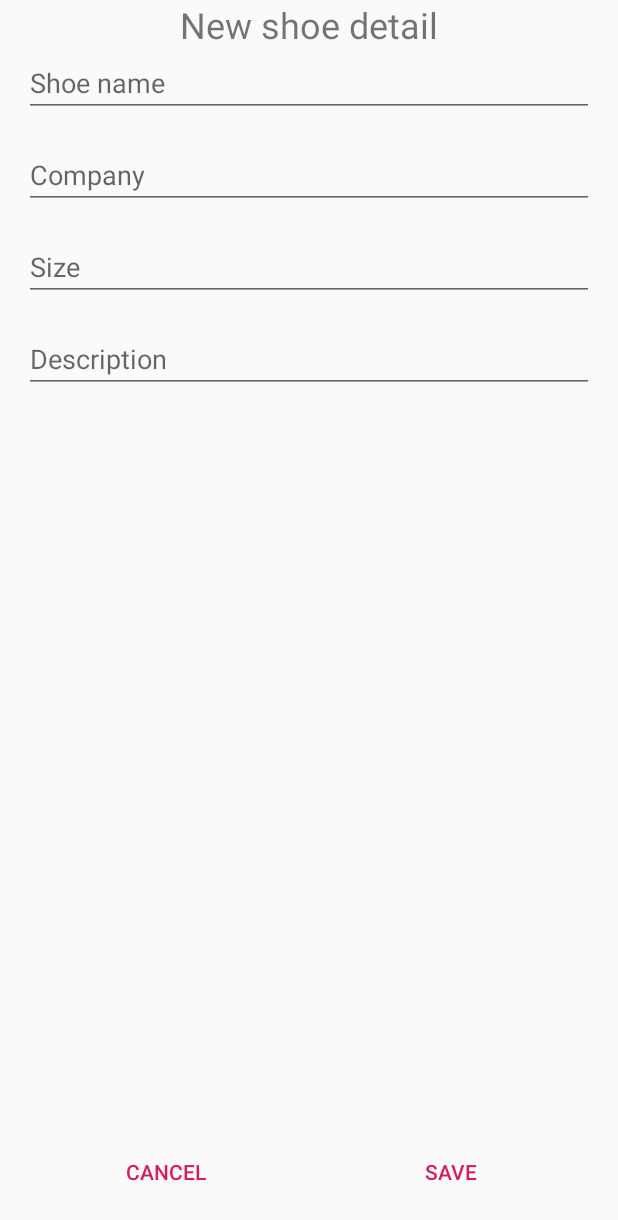
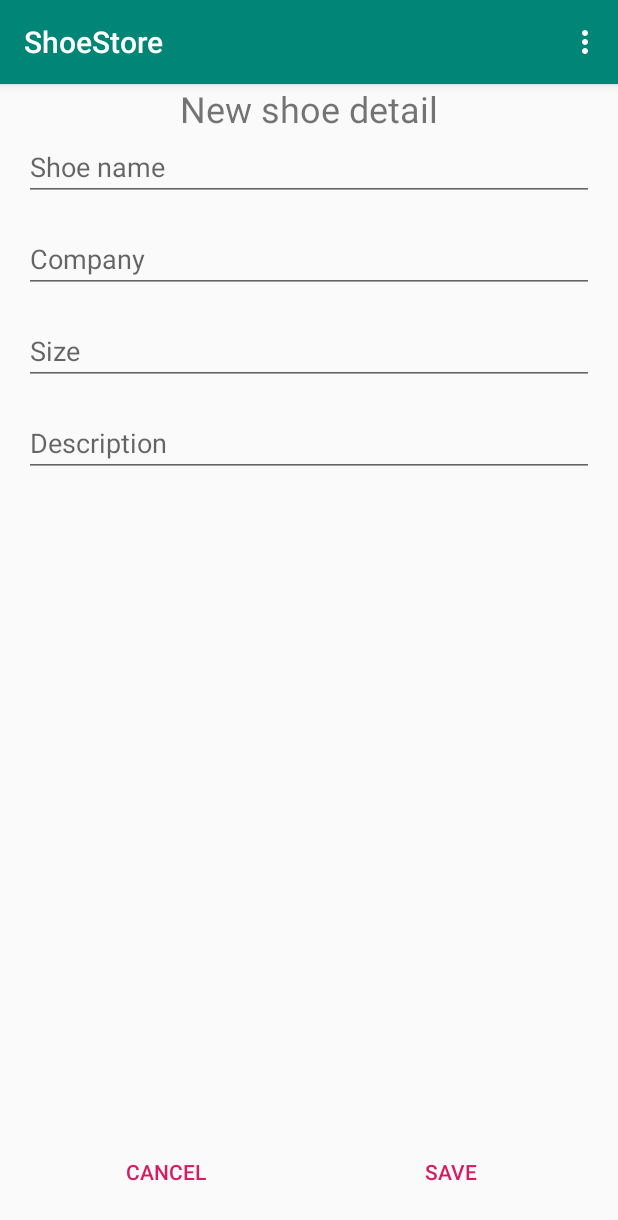
Before and after one commit to hoangvu2511/Udacity-Android-Kotlin-P1, an Android app: the ListShoeFragment screen opened through its navigation route, after a tap on "add new shoe", on a phone screen of 412 x 824 dp. Shown: the top 1220 px of the screen. Run offline under Robolectric (Android 15) with nearby library versions, the phone set to English and light mode, and no system bars; our stand-ins replace Timber, data binding; 6 statements that could not run were skipped.

Commit message:
update from feed back

```diff
--- a/app/src/main/AndroidManifest.xml
+++ b/app/src/main/AndroidManifest.xml
@@ -9,7 +9,7 @@
         android:label="@string/app_name"
         android:roundIcon="@mipmap/ic_launcher_round"
         android:supportsRtl="true"
-        android:theme="@style/AppTheme.NoActionBar"
+        android:theme="@style/AppTheme"
         tools:ignore="GoogleAppIndexingWarning">
         <activity
             android:name=".MainActivity"
--- a/app/src/main/java/com/udacity/shoestore/fragment/listShoe/ListShoeFragment.kt
+++ b/app/src/main/java/com/udacity/shoestore/fragment/listShoe/ListShoeFragment.kt
@@ -1,6 +1,10 @@
 package com.udacity.shoestore.fragment.listShoe
 
+import android.view.Menu
+import android.view.MenuInflater
+import android.view.MenuItem
 import android.view.View
+import androidx.core.view.MenuProvider
 import androidx.fragment.app.activityViewModels
 import com.udacity.shoestore.MainViewModel
 import com.udacity.shoestore.R
@@ -16,12 +20,29 @@ class ListShoeFragment : BaseFragment<FragmentListShoeBinding>(R.layout.fragment
         mainViewModel.listSHoe.observe(viewLifecycleOwner) {
             it.forEach { detail ->
                 binding.shoeContainer.addView(
-                    ShoeItemView(context ?: return@forEach).also {v ->
+                    ShoeItemView(context ?: return@forEach).also { v ->
                         v.setDetail(detail)
                     }
                 )
             }
         }
+        requireActivity().addMenuProvider(object : MenuProvider {
+            override fun onCreateMenu(menu: Menu, menuInflater: MenuInflater) {
+                menuInflater.inflate(R.menu.list_shoe_screen_menu, menu)
+            }
+
+            override fun onMenuItemSelected(menuItem: MenuItem): Boolean {
+                return when (menuItem.itemId) {
+                    R.id.logout -> {
+                        navController.navigate(ListShoeFragmentDirections.logout())
+                        requireActivity().removeMenuProvider(this)
+                        true
+                    }
+
+                    else -> false
+                }
+            }
+        })
     }
 
     override fun onClick(v: View?) {
--- a/app/src/main/res/layout/fragment_detail_shoe.xml
+++ b/app/src/main/res/layout/fragment_detail_shoe.xml
@@ -1,4 +1,5 @@
 <?xml version="1.0" encoding="utf-8"?>
+<!--  This layout only text with order from top to bottom so it will be Linearlayout   -->
 <layout xmlns:android="http://schemas.android.com/apk/res/android">
 
     <data>
@@ -24,15 +25,10 @@
             android:text="@string/new_shoe_detail"
             android:textSize="24sp" />
 
-        <ScrollView
+        <LinearLayout
             android:layout_width="match_parent"
             android:layout_height="0dp"
             android:layout_weight="1"
-            android:fillViewport="true">
-
-            <LinearLayout
-                android:layout_width="match_parent"
-                android:layout_height="wrap_content"
             android:orientation="vertical"
             android:paddingHorizontal="16dp">
 
@@ -76,7 +72,6 @@
                 android:text="@={shoeDetail.shoeDesc}" />
 
         </LinearLayout>
-        </ScrollView>
 
         <LinearLayout
             android:layout_width="match_parent"
--- a/app/src/main/res/layout/fragment_instruction.xml
+++ b/app/src/main/res/layout/fragment_instruction.xml
@@ -1,4 +1,5 @@
 <?xml version="1.0" encoding="utf-8"?>
+<!--  This layout only text with order from top to bottom so it will be Linearlayout   -->
 <layout xmlns:android="http://schemas.android.com/apk/res/android">
 
     <data>
--- a/app/src/main/res/layout/fragment_list_shoe.xml
+++ b/app/src/main/res/layout/fragment_list_shoe.xml
@@ -1,4 +1,5 @@
 <?xml version="1.0" encoding="utf-8"?>
+<!-- This layout follow instruction-->
 <layout xmlns:android="http://schemas.android.com/apk/res/android">
     <data>
         <variable
--- a/app/src/main/res/layout/fragment_login.xml
+++ b/app/src/main/res/layout/fragment_login.xml
@@ -1,4 +1,5 @@
 <?xml version="1.0" encoding="utf-8"?>
+<!--  This layout will be using constraintLayout   -->
 <layout xmlns:android="http://schemas.android.com/apk/res/android"
     xmlns:app="http://schemas.android.com/apk/res-auto"
     xmlns:tools="http://schemas.android.com/tools">
--- a/app/src/main/res/layout/fragment_welcome.xml
+++ b/app/src/main/res/layout/fragment_welcome.xml
@@ -1,4 +1,5 @@
 <?xml version="1.0" encoding="utf-8"?>
+<!--  This layout only text with order from top to bottom so it will be Linearlayout   -->
 <layout xmlns:android="http://schemas.android.com/apk/res/android">
 
     <data>
--- a/app/src/main/res/layout/view_shoe_item.xml
+++ b/app/src/main/res/layout/view_shoe_item.xml
@@ -1,4 +1,5 @@
 <?xml version="1.0" encoding="utf-8"?>
+<!--  This layout only text with order from top to bottom so it will be Linearlayout   -->
 <layout xmlns:android="http://schemas.android.com/apk/res/android"
     xmlns:tools="http://schemas.android.com/tools">
 
--- /dev/null
+++ b/app/src/main/res/menu/list_shoe_screen_menu.xml
@@ -0,0 +1,6 @@
+<?xml version="1.0" encoding="utf-8"?>
+<menu xmlns:android="http://schemas.android.com/apk/res/android">
+    <item android:id="@+id/logout"
+        android:title="@string/logout"
+        />
+</menu>
--- a/app/src/main/res/navigation/app_navigation.xml
+++ b/app/src/main/res/navigation/app_navigation.xml
@@ -43,6 +43,12 @@
         <action
             android:id="@+id/move_to_detail"
             app:destination="@id/shoeDetail" />
+
+        <action
+            android:id="@+id/logout"
+            app:destination="@id/login"
+            app:popUpTo="@id/listShoe"
+            app:popUpToInclusive="true" />
     </fragment>
 
     <fragment
--- a/app/src/main/res/values/strings.xml
+++ b/app/src/main/res/values/strings.xml
@@ -17,4 +17,5 @@
     <string name="company">Company</string>
     <string name="size">Size</string>
     <string name="description">Description</string>
+    <string name="logout">Logout</string>
 </resources>
```
Lines whose indentation alone changed are shown as unchanged.
